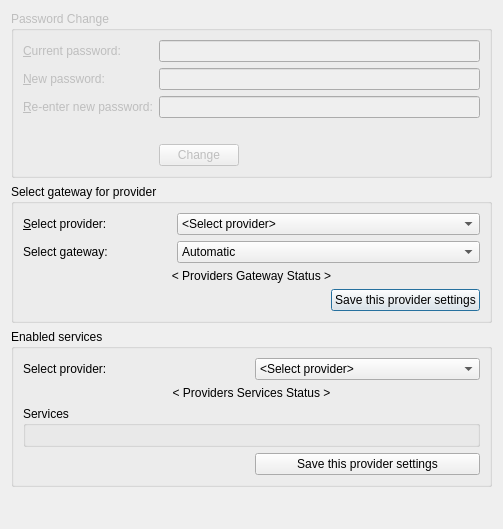
Old version of the form src/leap/bitmask/gui/ui/preferences.ui in the repository leapcode/bitmask_client.
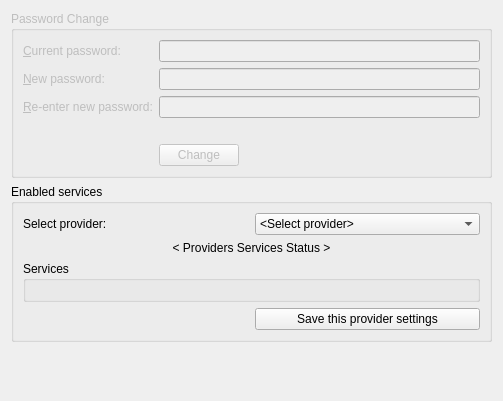
New version of the form. Icons and pictures are not drawn.

What changed in the file:
```diff
--- a/src/leap/bitmask/gui/ui/preferences.ui
+++ b/src/leap/bitmask/gui/ui/preferences.ui
@@ -7,7 +7,7 @@
     <x>0</x>
     <y>0</y>
     <width>503</width>
-    <height>529</height>
+    <height>401</height>
    </rect>
   </property>
   <property name="windowTitle">
@@ -18,7 +18,7 @@
     <normaloff>:/images/mask-icon.png</normaloff>:/images/mask-icon.png</iconset>
   </property>
   <layout class="QGridLayout" name="gridLayout_3">
-   <item row="5" column="0">
+   <item row="4" column="0">
     <spacer name="verticalSpacer">
      <property name="orientation">
       <enum>Qt::Vertical</enum>
@@ -31,130 +31,6 @@
      </property>
     </spacer>
    </item>
-   <item row="1" column="0">
-    <widget class="QGroupBox" name="gbGatewaySelector">
-     <property name="enabled">
-      <bool>true</bool>
-     </property>
-     <property name="title">
-      <string>Select gateway for provider</string>
-     </property>
-     <property name="checkable">
-      <bool>false</bool>
-     </property>
-     <layout class="QGridLayout" name="gridLayout">
-      <item row="0" column="1" colspan="2">
-       <widget class="QComboBox" name="cbProvidersGateway">
-        <item>
-         <property name="text">
-          <string>&lt;Select provider&gt;</string>
-         </property>
-        </item>
-       </widget>
-      </item>
-      <item row="0" column="0">
-       <widget class="QLabel" name="lblSelectProvider">
-        <property name="text">
-         <string>&amp;Select provider:</string>
-        </property>
-        <property name="buddy">
-         <cstring>cbProvidersGateway</cstring>
-        </property>
-       </widget>
-      </item>
-      <item row="1" column="0">
-       <widget class="QLabel" name="label">
-        <property name="text">
-         <string>Select gateway:</string>
-        </property>
-       </widget>
-      </item>
-      <item row="1" column="1" colspan="2">
-       <widget class="QComboBox" name="cbGateways">
-        <item>
-         <property name="text">
-          <string>Automatic</string>
-         </property>
-        </item>
-       </widget>
-      </item>
-      <item row="5" column="2">
-       <widget class="QPushButton" name="pbSaveGateway">
-        <property name="text">
-         <string>Save this provider settings</string>
-        </property>
-       </widget>
-      </item>
-      <item row="2" column="0" colspan="3">
-       <widget class="QLabel" name="lblProvidersGatewayStatus">
-        <property name="text">
-         <string>&lt; Providers Gateway Status &gt;</string>
-        </property>
-        <property name="alignment">
-         <set>Qt::AlignCenter</set>
-        </property>
-       </widget>
-      </item>
-     </layout>
-    </widget>
-   </item>
-   <item row="4" column="0">
-    <widget class="QGroupBox" name="gbEnabledServices">
-     <property name="title">
-      <string>Enabled services</string>
-     </property>
-     <layout class="QGridLayout" name="gridLayout_2">
-      <item row="3" column="1">
-       <widget class="QPushButton" name="pbSaveServices">
-        <property name="text">
-         <string>Save this provider settings</string>
-        </property>
-       </widget>
-      </item>
-      <item row="2" column="0" colspan="2">
-       <widget class="QGroupBox" name="gbServices">
-        <property name="title">
-         <string>Services</string>
-        </property>
-        <property name="flat">
-         <bool>false</bool>
-        </property>
-        <layout class="QGridLayout" name="gridLayout_4">
-         <item row="0" column="0">
-          <layout class="QVBoxLayout" name="vlServices"/>
-         </item>
-        </layout>
-       </widget>
-      </item>
-      <item row="0" column="1">
-       <widget class="QComboBox" name="cbProvidersServices">
-        <item>
-         <property name="text">
-          <string>&lt;Select provider&gt;</string>
-         </property>
-        </item>
-       </widget>
-      </item>
-      <item row="0" column="0">
-       <widget class="QLabel" name="label_2">
-        <property name="text">
-         <string>Select provider:</string>
-        </property>
-       </widget>
-      </item>
-      <item row="1" column="0" colspan="2">
-       <widget class="QLabel" name="lblProvidersServicesStatus">
-        <property name="text">
-         <string>&lt; Providers Services Status &gt;</string>
-        </property>
-        <property name="alignment">
-         <set>Qt::AlignCenter</set>
-        </property>
-       </widget>
-      </item>
-     </layout>
-    </widget>
-   </item>
    <item row="0" column="0">
     <widget class="QGroupBox" name="gbPasswordChange">
      <property name="enabled">
@@ -238,6 +114,63 @@
      </layout>
     </widget>
    </item>
+   <item row="3" column="0">
+    <widget class="QGroupBox" name="gbEnabledServices">
+     <property name="title">
+      <string>Enabled services</string>
+     </property>
+     <layout class="QGridLayout" name="gridLayout_2">
+      <item row="3" column="1">
+       <widget class="QPushButton" name="pbSaveServices">
+        <property name="text">
+         <string>Save this provider settings</string>
+        </property>
+       </widget>
+      </item>
+      <item row="2" column="0" colspan="2">
+       <widget class="QGroupBox" name="gbServices">
+        <property name="title">
+         <string>Services</string>
+        </property>
+        <property name="flat">
+         <bool>false</bool>
+        </property>
+        <layout class="QGridLayout" name="gridLayout_4">
+         <item row="0" column="0">
+          <layout class="QVBoxLayout" name="vlServices"/>
+         </item>
+        </layout>
+       </widget>
+      </item>
+      <item row="0" column="1">
+       <widget class="QComboBox" name="cbProvidersServices">
+        <item>
+         <property name="text">
+          <string>&lt;Select provider&gt;</string>
+         </property>
+        </item>
+       </widget>
+      </item>
+      <item row="0" column="0">
+       <widget class="QLabel" name="label_2">
+        <property name="text">
+         <string>Select provider:</string>
+        </property>
+       </widget>
+      </item>
+      <item row="1" column="0" colspan="2">
+       <widget class="QLabel" name="lblProvidersServicesStatus">
+        <property name="text">
+         <string>&lt; Providers Services Status &gt;</string>
+        </property>
+        <property name="alignment">
+         <set>Qt::AlignCenter</set>
+        </property>
+       </widget>
+      </item>
+     </layout>
+    </widget>
+   </item>
   </layout>
  </widget>
  <resources>
```
